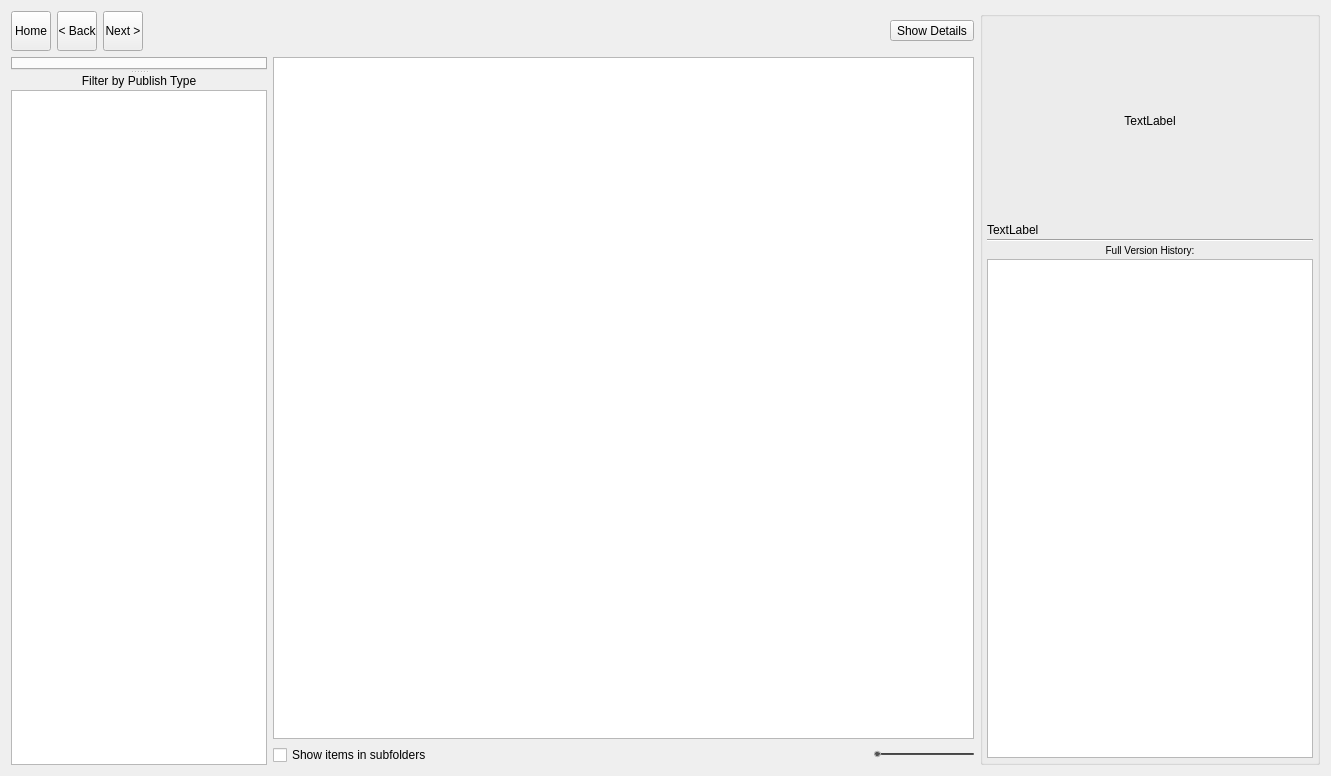
Before: the Qt Designer form resources/dialog.ui in shotgunsoftware/tk-multi-loader2, drawn with Qt 5.
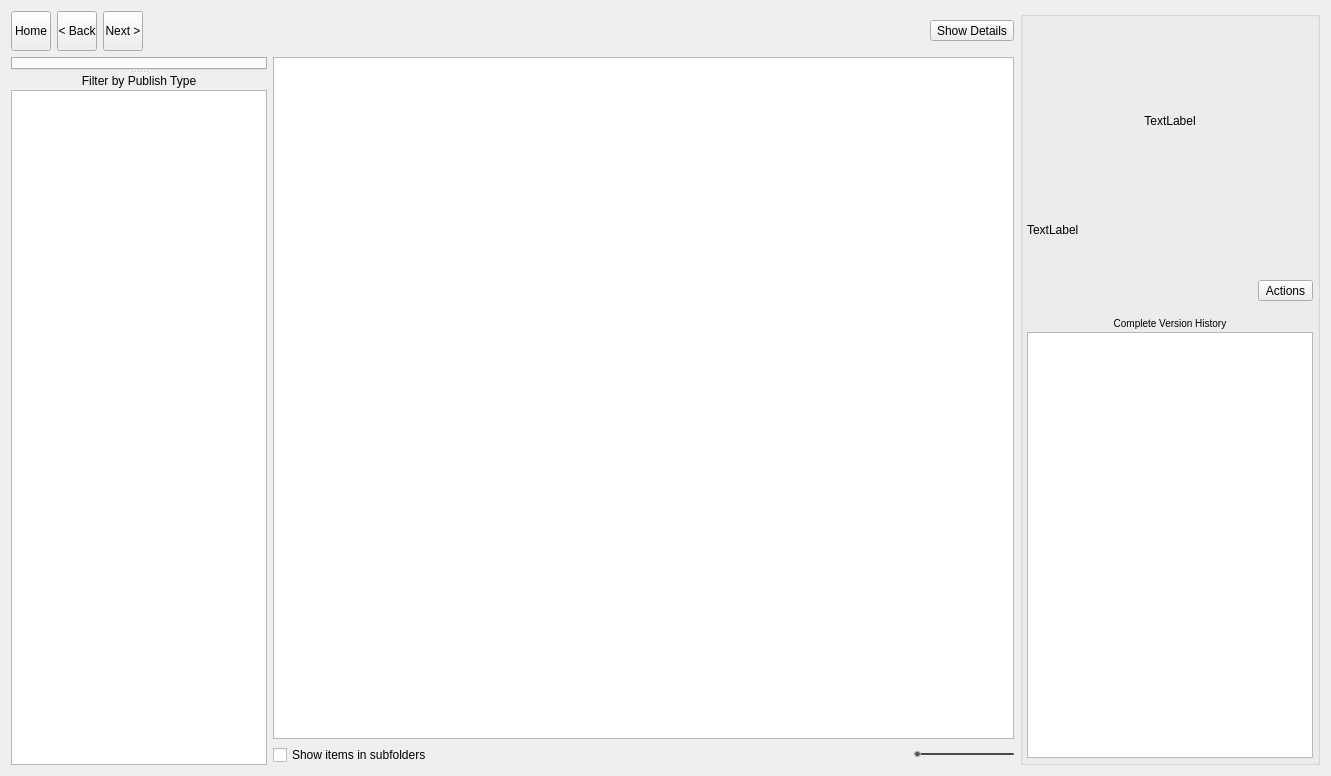
After: the same form once the commit is applied. Icons and pictures are not drawn.

Commit message: Misc changes: - improved visual formatting of values - added wip welcome screen - visual tweaks - added play and action buttons

Patch:
```diff
--- a/resources/dialog.ui
+++ b/resources/dialog.ui
@@ -349,13 +349,13 @@
     <widget class="QGroupBox" name="details">
      <property name="minimumSize">
       <size>
-       <width>340</width>
+       <width>300</width>
        <height>0</height>
       </size>
      </property>
      <property name="maximumSize">
       <size>
-       <width>340</width>
+       <width>300</width>
        <height>16777215</height>
       </size>
      </property>
@@ -431,32 +431,112 @@
        </layout>
       </item>
       <item>
-       <widget class="QLabel" name="details_header">
+       <layout class="QHBoxLayout" name="horizontalLayout_5">
+        <item>
+         <widget class="QLabel" name="details_header">
+          <property name="text">
+           <string>TextLabel</string>
+          </property>
+          <property name="alignment">
+           <set>Qt::AlignLeading|Qt::AlignLeft|Qt::AlignTop</set>
+          </property>
+          <property name="wordWrap">
+           <bool>true</bool>
+          </property>
+         </widget>
+        </item>
+        <item>
+         <spacer name="horizontalSpacer_2">
+          <property name="orientation">
+           <enum>Qt::Horizontal</enum>
+          </property>
+          <property name="sizeHint" stdset="0">
+           <size>
+            <width>40</width>
+            <height>20</height>
+           </size>
+          </property>
+         </spacer>
+        </item>
+        <item>
+         <layout class="QVBoxLayout" name="verticalLayout_4">
+          <item>
+           <widget class="QToolButton" name="detail_playback_btn">
+            <property name="minimumSize">
+             <size>
+              <width>55</width>
+              <height>55</height>
+             </size>
+            </property>
+            <property name="maximumSize">
+             <size>
+              <width>55</width>
+              <height>55</height>
+             </size>
+            </property>
+            <property name="text">
+             <string/>
+            </property>
+            <property name="icon">
+             <iconset resource="resources.qrc">
+              <normaloff>:/res/play_icon.png</normaloff>:/res/play_icon.png</iconset>
+            </property>
+            <property name="iconSize">
+             <size>
+              <width>40</width>
+              <height>40</height>
+             </size>
+            </property>
+            <property name="toolButtonStyle">
+             <enum>Qt::ToolButtonTextBesideIcon</enum>
+            </property>
+            <property name="autoRaise">
+             <bool>true</bool>
+            </property>
+           </widget>
+          </item>
+          <item>
+           <widget class="QToolButton" name="detail_actions_btn">
+            <property name="minimumSize">
+             <size>
+              <width>55</width>
+              <height>0</height>
+             </size>
+            </property>
+            <property name="maximumSize">
+             <size>
+              <width>55</width>
+              <height>16777215</height>
+             </size>
+            </property>
+            <property name="text">
+             <string>Actions</string>
+            </property>
+            <property name="popupMode">
+             <enum>QToolButton::InstantPopup</enum>
+            </property>
+            <property name="toolButtonStyle">
+             <enum>Qt::ToolButtonTextOnly</enum>
+            </property>
+           </widget>
+          </item>
+         </layout>
+        </item>
+       </layout>
+      </item>
+      <item>
+       <widget class="QLabel" name="version_history_label">
         <property name="sizePolicy">
          <sizepolicy hsizetype="Preferred" vsizetype="Maximum">
           <horstretch>0</horstretch>
           <verstretch>0</verstretch>
          </sizepolicy>
         </property>
-        <property name="text">
-         <string>TextLabel</string>
+        <property name="styleSheet">
+         <string notr="true">QLabel { padding-top: 14px}</string>
         </property>
-        <property name="wordWrap">
-         <bool>true</bool>
-        </property>
-       </widget>
-      </item>
-      <item>
-       <widget class="Line" name="line">
-        <property name="orientation">
-         <enum>Qt::Horizontal</enum>
-        </property>
-       </widget>
-      </item>
-      <item>
-       <widget class="QLabel" name="details_header_2">
         <property name="text">
-         <string>&lt;small&gt;Full Version History:&lt;/small&gt;</string>
+         <string>&lt;small&gt;Complete Version History&lt;/small&gt;</string>
         </property>
         <property name="alignment">
          <set>Qt::AlignCenter</set>
```
The commit also changes 8 other files.
